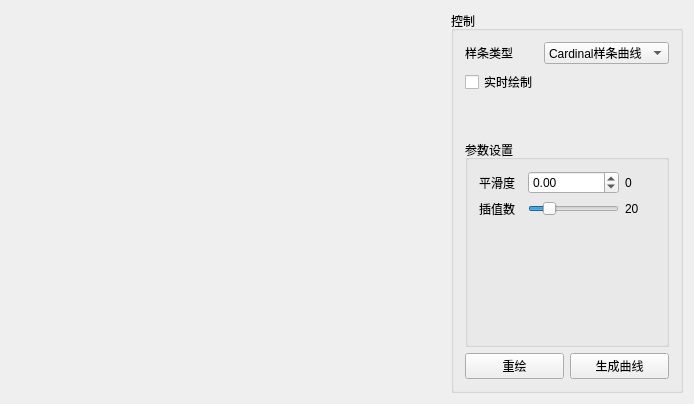
Old version of the form mainwindow.ui in the repository SabiAmeno/Spline.
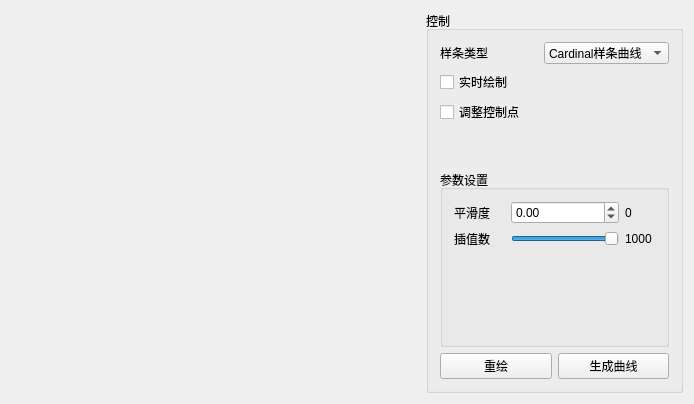
New version of the form. Icons and pictures are not drawn. Custom widgets are drawn as their Qt base class.

Commit message: 修改界面,修改曲线绘制

The edit to the form file:
```diff
--- a/mainwindow.ui
+++ b/mainwindow.ui
@@ -11,7 +11,7 @@
    </rect>
   </property>
   <property name="windowTitle">
-   <string>PixelFun</string>
+   <string>Spline</string>
   </property>
   <widget class="QWidget" name="centralWidget">
    <layout class="QGridLayout" name="gridLayout_3">
@@ -34,6 +34,13 @@
        <string>控制</string>
       </property>
       <layout class="QGridLayout" name="gridLayout_2">
+       <item row="1" column="0">
+        <widget class="QCheckBox" name="real_time">
+         <property name="text">
+          <string>实时绘制</string>
+         </property>
+        </widget>
+       </item>
        <item row="0" column="0">
         <widget class="QLabel" name="label">
          <property name="text">
@@ -41,7 +48,7 @@
          </property>
         </widget>
        </item>
-       <item row="0" column="1">
+       <item row="0" column="2">
         <widget class="QComboBox" name="samp_box">
          <item>
           <property name="text">
@@ -55,14 +62,7 @@
          </item>
         </widget>
        </item>
-       <item row="1" column="0">
-        <widget class="QCheckBox" name="real_time">
-         <property name="text">
-          <string>实时绘制</string>
-         </property>
-        </widget>
-       </item>
-       <item row="2" column="1">
+       <item row="3" column="2">
         <spacer name="verticalSpacer_2">
          <property name="orientation">
           <enum>Qt::Vertical</enum>
@@ -78,7 +78,25 @@
          </property>
         </spacer>
        </item>
-       <item row="3" column="0" colspan="2">
+       <item row="5" column="0" colspan="3">
+        <layout class="QHBoxLayout" name="horizontalLayout">
+         <item>
+          <widget class="QPushButton" name="repaint_btn">
+           <property name="text">
+            <string>重绘</string>
+           </property>
+          </widget>
+         </item>
+         <item>
+          <widget class="QPushButton" name="gen_line">
+           <property name="text">
+            <string>生成曲线</string>
+           </property>
+          </widget>
+         </item>
+        </layout>
+       </item>
+       <item row="4" column="0" colspan="3">
         <widget class="QGroupBox" name="groupBox_2">
          <property name="title">
           <string>参数设置</string>
@@ -106,7 +124,7 @@
              <number>1000</number>
             </property>
             <property name="value">
-             <number>200</number>
+             <number>1000</number>
             </property>
             <property name="orientation">
              <enum>Qt::Horizontal</enum>
@@ -142,7 +160,7 @@
              </size>
             </property>
             <property name="text">
-             <string>20</string>
+             <string>1000</string>
             </property>
            </widget>
           </item>
@@ -181,23 +199,43 @@
          </layout>
         </widget>
        </item>
-       <item row="4" column="0" colspan="2">
-        <layout class="QHBoxLayout" name="horizontalLayout">
-         <item>
-          <widget class="QPushButton" name="repaint_btn">
-           <property name="text">
-            <string>重绘</string>
-           </property>
-          </widget>
-         </item>
-         <item>
-          <widget class="QPushButton" name="gen_line">
-           <property name="text">
-            <string>生成曲线</string>
-           </property>
-          </widget>
-         </item>
-        </layout>
+       <item row="2" column="0">
+        <widget class="QCheckBox" name="add_ctrl_p">
+         <property name="toolTip">
+          <string>&lt;html&gt;&lt;head/&gt;&lt;body&gt;&lt;p&gt;处于Check状态时为添加控制点模式，否则处于调整控制点位置模式&lt;/p&gt;&lt;/body&gt;&lt;/html&gt;</string>
+         </property>
+         <property name="text">
+          <string>调整控制点</string>
+         </property>
+         <property name="checked">
+          <bool>false</bool>
+         </property>
+        </widget>
+       </item>
+       <item row="2" column="1">
+        <widget class="QLabel" name="label_4">
+         <property name="sizePolicy">
+          <sizepolicy hsizetype="Preferred" vsizetype="Preferred">
+           <horstretch>0</horstretch>
+           <verstretch>0</verstretch>
+          </sizepolicy>
+         </property>
+         <property name="toolTip">
+          <string>&lt;html&gt;&lt;head/&gt;&lt;body&gt;&lt;p&gt;处于UnCheck状态时为添加控制点模式，否则处于调整控制点位置模式&lt;/p&gt;&lt;/body&gt;&lt;/html&gt;</string>
+         </property>
+         <property name="text">
+          <string/>
+         </property>
+         <property name="pixmap">
+          <pixmap resource="resource/rsc.qrc">:/img/t.png</pixmap>
+         </property>
+         <property name="scaledContents">
+          <bool>true</bool>
+         </property>
+         <property name="wordWrap">
+          <bool>true</bool>
+         </property>
+        </widget>
        </item>
       </layout>
      </widget>
```
Left out of the diff: 4 changed lines with no effect on the pictures. The commit also changes 9 other files.
